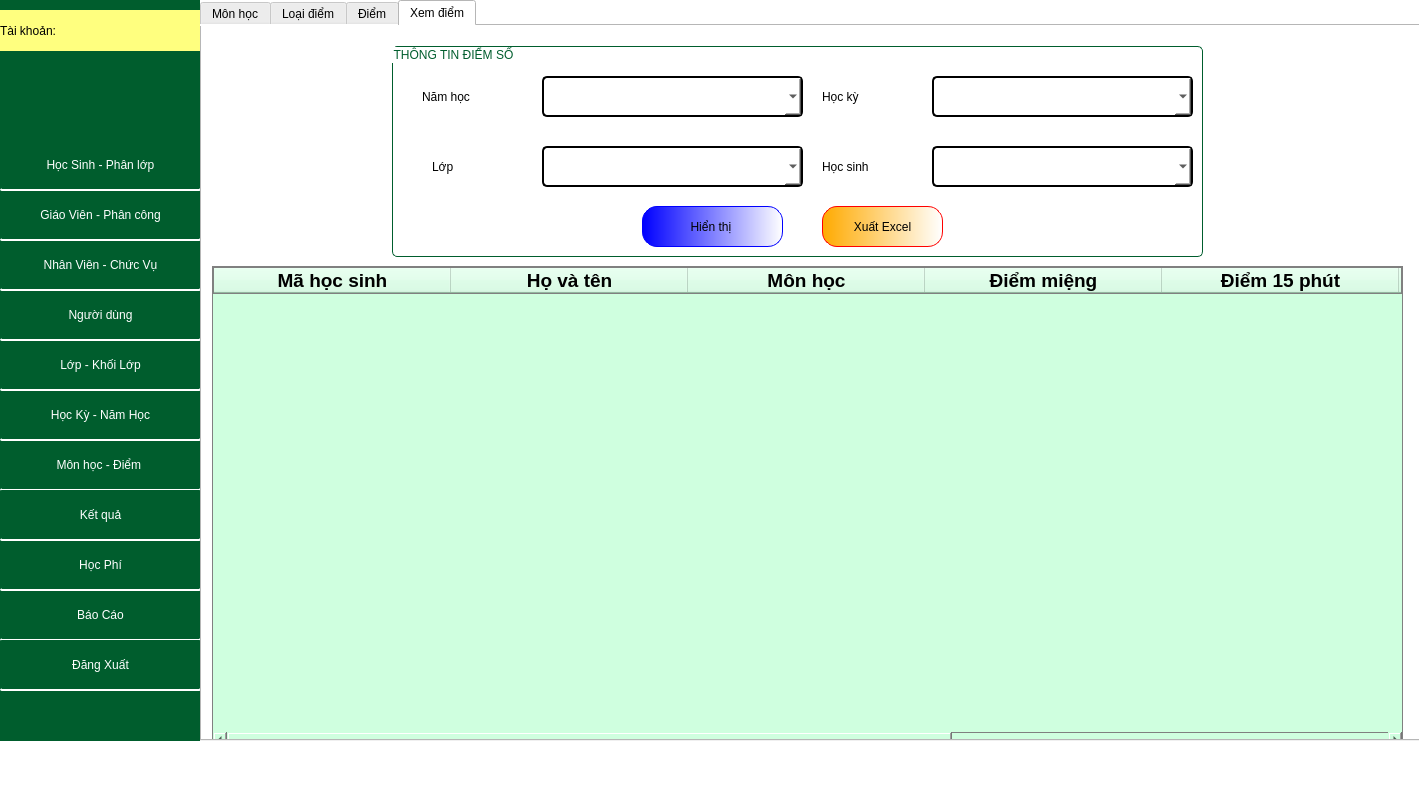
This is GUI/TrangChu.ui in phuthuy44/Student--py as Qt 5 draws it before an edit. The edited form follows.
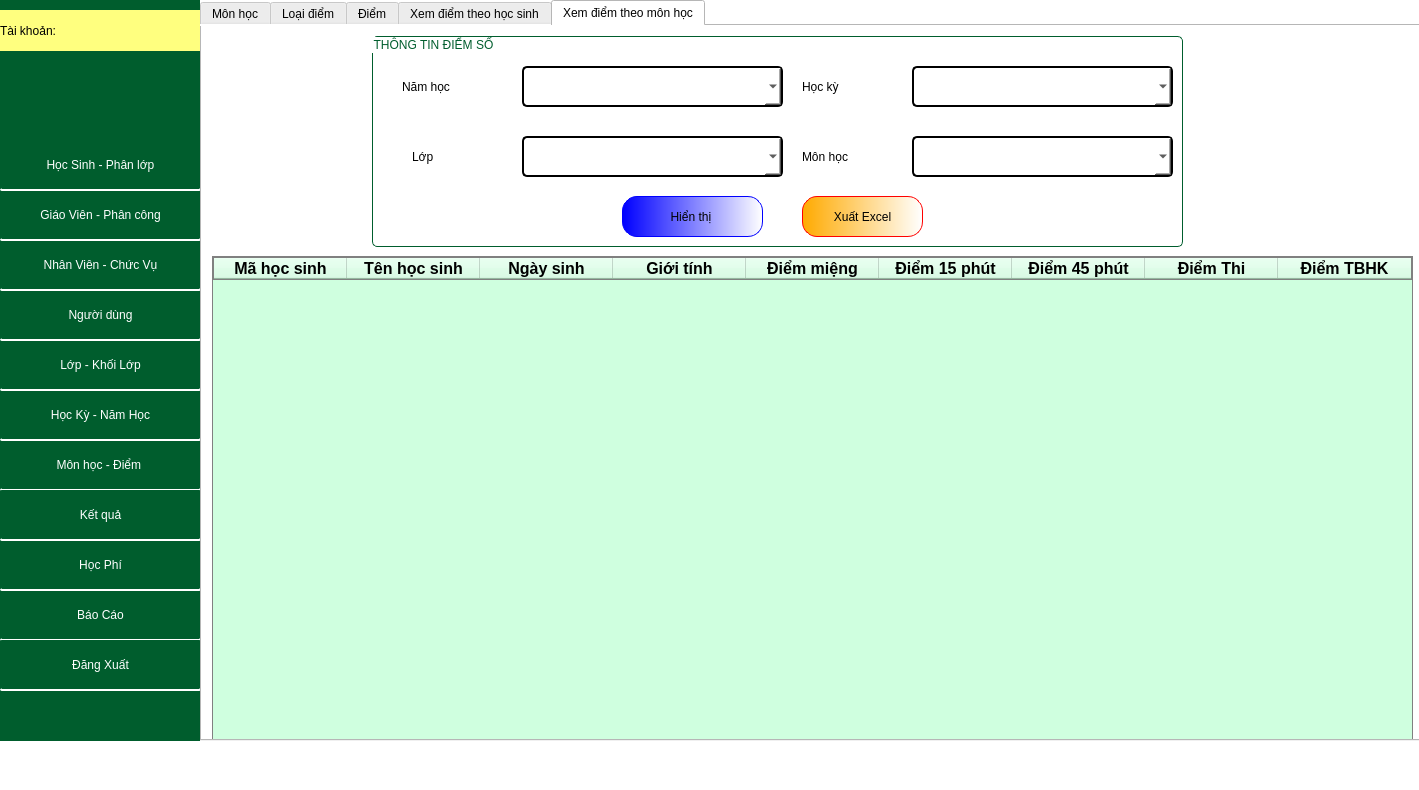
This is the edited form. The open tabs and pages were chosen to show the change.

```diff
--- a/GUI/TrangChu.ui
+++ b/GUI/TrangChu.ui
@@ -6856,7 +6856,7 @@
        </rect>
       </property>
       <property name="currentIndex">
-       <number>3</number>
+       <number>4</number>
       </property>
       <widget class="QWidget" name="tab">
        <attribute name="title">
@@ -8130,7 +8130,7 @@
       </widget>
       <widget class="QWidget" name="tab_13">
        <attribute name="title">
-        <string>Xem điểm</string>
+        <string>Xem điểm theo học sinh</string>
        </attribute>
        <widget class="QTableWidget" name="tableListDiemHS">
         <property name="geometry">
@@ -8496,6 +8496,390 @@
         </widget>
        </widget>
       </widget>
+      <widget class="QWidget" name="tab_27">
+       <attribute name="title">
+        <string>Xem điểm theo môn học</string>
+       </attribute>
+       <widget class="QGroupBox" name="groupBox_21">
+        <property name="geometry">
+         <rect>
+          <x>170</x>
+          <y>10</y>
+          <width>811</width>
+          <height>211</height>
+         </rect>
+        </property>
+        <property name="styleSheet">
+         <string notr="true">QGroupBox{
+font: 14pt &quot;Tahoma&quot;;
+border-radius:5px;
+border:0.5px solid rgb(0, 93, 45);
+color:rgb(0, 93, 45);
+}
+</string>
+        </property>
+        <property name="title">
+         <string>THÔNG TIN ĐIỂM SỐ</string>
+        </property>
+        <widget class="QComboBox" name="comboBox_9">
+         <property name="geometry">
+          <rect>
+           <x>150</x>
+           <y>30</y>
+           <width>261</width>
+           <height>41</height>
+          </rect>
+         </property>
+         <property name="styleSheet">
+          <string notr="true">font: 16pt &quot;Tahoma&quot;;
+border:2px solid black;
+color: black;
+background-color: rgb(255, 255, 255);
+border-radius:5px;
+</string>
+         </property>
+        </widget>
+        <widget class="QComboBox" name="comboBox_18">
+         <property name="geometry">
+          <rect>
+           <x>150</x>
+           <y>100</y>
+           <width>261</width>
+           <height>41</height>
+          </rect>
+         </property>
+         <property name="styleSheet">
+          <string notr="true">font: 16pt &quot;Tahoma&quot;;
+border:2px solid black;
+color: black;
+background-color: rgb(255, 255, 255);
+border-radius:5px;
+</string>
+         </property>
+        </widget>
+        <widget class="QLabel" name="label_17">
+         <property name="geometry">
+          <rect>
+           <x>30</x>
+           <y>40</y>
+           <width>101</width>
+           <height>21</height>
+          </rect>
+         </property>
+         <property name="styleSheet">
+          <string notr="true">color: rgb(0, 0, 0);
+font: 14pt &quot;Tahoma&quot;;</string>
+         </property>
+         <property name="text">
+          <string>Năm học</string>
+         </property>
+        </widget>
+        <widget class="QLabel" name="label_18">
+         <property name="geometry">
+          <rect>
+           <x>430</x>
+           <y>40</y>
+           <width>101</width>
+           <height>21</height>
+          </rect>
+         </property>
+         <property name="styleSheet">
+          <string notr="true">color: rgb(0, 0, 0);
+font: 14pt &quot;Tahoma&quot;;</string>
+         </property>
+         <property name="text">
+          <string>Học kỳ</string>
+         </property>
+        </widget>
+        <widget class="QComboBox" name="comboBox_19">
+         <property name="geometry">
+          <rect>
+           <x>540</x>
+           <y>30</y>
+           <width>261</width>
+           <height>41</height>
+          </rect>
+         </property>
+         <property name="styleSheet">
+          <string notr="true">font: 16pt &quot;Tahoma&quot;;
+border:2px solid black;
+color: black;
+background-color: rgb(255, 255, 255);
+border-radius:5px;
+</string>
+         </property>
+        </widget>
+        <widget class="QLabel" name="label_19">
+         <property name="geometry">
+          <rect>
+           <x>40</x>
+           <y>110</y>
+           <width>101</width>
+           <height>21</height>
+          </rect>
+         </property>
+         <property name="styleSheet">
+          <string notr="true">color: rgb(0, 0, 0);
+font: 14pt &quot;Tahoma&quot;;</string>
+         </property>
+         <property name="text">
+          <string>Lớp</string>
+         </property>
+        </widget>
+        <widget class="QLabel" name="label_20">
+         <property name="geometry">
+          <rect>
+           <x>430</x>
+           <y>110</y>
+           <width>101</width>
+           <height>21</height>
+          </rect>
+         </property>
+         <property name="styleSheet">
+          <string notr="true">color: rgb(0, 0, 0);
+font: 14pt &quot;Tahoma&quot;;</string>
+         </property>
+         <property name="text">
+          <string>Môn học</string>
+         </property>
+        </widget>
+        <widget class="QComboBox" name="comboBox_20">
+         <property name="geometry">
+          <rect>
+           <x>540</x>
+           <y>100</y>
+           <width>261</width>
+           <height>41</height>
+          </rect>
+         </property>
+         <property name="styleSheet">
+          <string notr="true">font: 16pt &quot;Tahoma&quot;;
+border:2px solid black;
+color: black;
+background-color: rgb(255, 255, 255);
+border-radius:5px;
+</string>
+         </property>
+        </widget>
+        <widget class="QPushButton" name="btnDisplayListDiemHS_2">
+         <property name="geometry">
+          <rect>
+           <x>250</x>
+           <y>160</y>
+           <width>141</width>
+           <height>41</height>
+          </rect>
+         </property>
+         <property name="styleSheet">
+          <string notr="true">QPushButton{
+color: rgb(0, 0, 0);
+font: 16pt &quot;Tahoma&quot;;
+border-radius:15px;
+border:1px solid blue;
+	background-color: qlineargradient(spread:pad, x1:0, y1:0, x2:1, y2:0, stop:0 rgba(0, 0, 255, 255), stop:1 rgba(255, 255, 255, 255));
+}
+QPushButton:hover{
+	font: 18pt &quot;Tahoma&quot;;
+	background-color: qlineargradient(spread:repeat, x1:0, y1:0, x2:1, y2:0, stop:0 rgba(0, 85, 255, 255), stop:1 rgba(255, 255, 255, 255));
+}
+</string>
+         </property>
+         <property name="text">
+          <string>Hiển thị </string>
+         </property>
+        </widget>
+        <widget class="QPushButton" name="btnExportExOFLH_3">
+         <property name="geometry">
+          <rect>
+           <x>430</x>
+           <y>160</y>
+           <width>121</width>
+           <height>41</height>
+          </rect>
+         </property>
+         <property name="styleSheet">
+          <string notr="true">QPushButton{
+font: 16pt &quot;Tahoma&quot;;
+border-radius:15px;
+border:1px solid red;
+background-color: qlineargradient(spread:pad, x1:0, y1:0, x2:1, y2:0, stop:0 rgba(255, 170, 0, 255), stop:1 rgba(255, 255, 255, 255));
+}
+QPushButton:hover{
+	font: 18pt &quot;Tahoma&quot;;
+background-color:qlineargradient(spread:pad, x1:0, y1:0, x2:1, y2:0, stop:0 rgba(255, 85, 0, 255), stop:1 rgba(255, 255, 255, 255));
+}
+</string>
+         </property>
+         <property name="text">
+          <string>Xuất Excel</string>
+         </property>
+        </widget>
+       </widget>
+       <widget class="QTableWidget" name="table_ListDiem_MonHoc_Lop">
+        <property name="geometry">
+         <rect>
+          <x>10</x>
+          <y>230</y>
+          <width>1201</width>
+          <height>491</height>
+         </rect>
+        </property>
+        <property name="styleSheet">
+         <string notr="true">border: 1px solid gray;
+border- radius:2px;
+color: rgb(0, 0, 0);
+font: 75 14pt &quot;Tahoma&quot;;
+background-color: rgb(207, 255, 223);</string>
+        </property>
+        <attribute name="horizontalHeaderDefaultSectionSize">
+         <number>133</number>
+        </attribute>
+        <column>
+         <property name="text">
+          <string>Mã học sinh</string>
+         </property>
+         <property name="font">
+          <font>
+           <family>Tahoma</family>
+           <pointsize>12</pointsize>
+           <weight>75</weight>
+           <bold>true</bold>
+          </font>
+         </property>
+         <property name="textAlignment">
+          <set>AlignCenter</set>
+         </property>
+        </column>
+        <column>
+         <property name="text">
+          <string>Tên học sinh</string>
+         </property>
+         <property name="font">
+          <font>
+           <family>Tahoma</family>
+           <pointsize>12</pointsize>
+           <weight>75</weight>
+           <bold>true</bold>
+          </font>
+         </property>
+         <property name="textAlignment">
+          <set>AlignCenter</set>
+         </property>
+        </column>
+        <column>
+         <property name="text">
+          <string>Ngày sinh</string>
+         </property>
+         <property name="font">
+          <font>
+           <family>Tahoma</family>
+           <pointsize>12</pointsize>
+           <weight>75</weight>
+           <bold>true</bold>
+          </font>
+         </property>
+         <property name="textAlignment">
+          <set>AlignCenter</set>
+         </property>
+        </column>
+        <column>
+         <property name="text">
+          <string>Giới tính</string>
+         </property>
+         <property name="font">
+          <font>
+           <family>Tahoma</family>
+           <pointsize>12</pointsize>
+           <weight>75</weight>
+           <bold>true</bold>
+          </font>
+         </property>
+         <property name="textAlignment">
+          <set>AlignCenter</set>
+         </property>
+        </column>
+        <column>
+         <property name="text">
+          <string>Điểm miệng</string>
+         </property>
+         <property name="font">
+          <font>
+           <family>Tahoma</family>
+           <pointsize>12</pointsize>
+           <weight>75</weight>
+           <bold>true</bold>
+          </font>
+         </property>
+         <property name="textAlignment">
+          <set>AlignCenter</set>
+         </property>
+        </column>
+        <column>
+         <property name="text">
+          <string>Điểm 15 phút</string>
+         </property>
+         <property name="font">
+          <font>
+           <family>Tahoma</family>
+           <pointsize>12</pointsize>
+           <weight>75</weight>
+           <bold>true</bold>
+          </font>
+         </property>
+         <property name="textAlignment">
+          <set>AlignCenter</set>
+         </property>
+        </column>
+        <column>
+         <property name="text">
+          <string>Điểm 45 phút</string>
+         </property>
+         <property name="font">
+          <font>
+           <family>Tahoma</family>
+           <pointsize>12</pointsize>
+           <weight>75</weight>
+           <bold>true</bold>
+          </font>
+         </property>
+         <property name="textAlignment">
+          <set>AlignCenter</set>
+         </property>
+        </column>
+        <column>
+         <property name="text">
+          <string>Điểm Thi</string>
+         </property>
+         <property name="font">
+          <font>
+           <family>Tahoma</family>
+           <pointsize>12</pointsize>
+           <weight>75</weight>
+           <bold>true</bold>
+          </font>
+         </property>
+         <property name="textAlignment">
+          <set>AlignCenter</set>
+         </property>
+        </column>
+        <column>
+         <property name="text">
+          <string>Điểm TBHK</string>
+         </property>
+         <property name="font">
+          <font>
+           <family>Tahoma</family>
+           <pointsize>12</pointsize>
+           <weight>75</weight>
+           <bold>true</bold>
+          </font>
+         </property>
+         <property name="textAlignment">
+          <set>AlignCenter</set>
+         </property>
+        </column>
+       </widget>
+      </widget>
      </widget>
     </widget>
     <widget class="QWidget" name="page_5">
```
Left out of the diff: 301 changed lines with no effect on the pictures.
